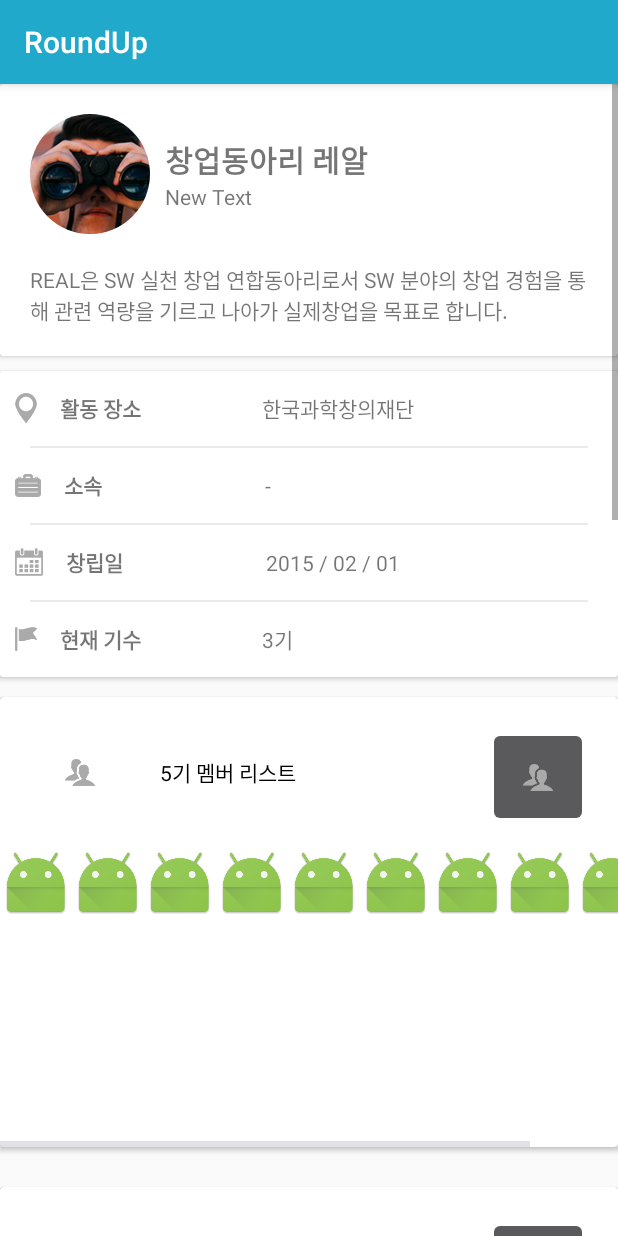
After one commit to round-up/roundup_android, an Android app: the DetailClubActivity screen opened directly, with no data from a screen before it, on a phone screen of 412 x 824 dp. The commit adds this screen. Run offline under Robolectric (Android 15) with nearby library versions, the phone set to English and light mode, and no system bars; our stand-ins replace CircleImageView.

Commit message:
club 자세히보기 ui 작업

```diff
--- a/app/build.gradle
+++ b/app/build.gradle
@@ -27,4 +27,5 @@ dependencies {
     compile 'com.android.support:cardview-v7:23.1.1'
     compile 'com.squareup.picasso:picasso:2.5.2'
     compile 'com.android.support:palette-v7:23.2.1'
+    compile 'de.hdodenhof:circleimageview:2.0.0'
 }
--- a/app/src/main/AndroidManifest.xml
+++ b/app/src/main/AndroidManifest.xml
@@ -41,6 +41,7 @@
             android:theme="@style/AppTheme.NoActionBar">
         </activity>
         <activity android:name=".club.AddPostActivity"/>
+        <activity android:name=".club.DetailClubActivity"/>
     </application>
 
 </manifest>
--- a/app/src/main/java/com/swmaestro/roundup/club/ClubActivity.java
+++ b/app/src/main/java/com/swmaestro/roundup/club/ClubActivity.java
@@ -17,6 +17,7 @@ import android.support.v7.widget.Toolbar;
 import android.util.Log;
 import android.view.MenuItem;
 import android.view.View;
+import android.widget.Button;
 import android.widget.ImageView;
 
 import com.swmaestro.roundup.R;
--- /dev/null
+++ b/app/src/main/java/com/swmaestro/roundup/club/DetailClubActivity.java
@@ -0,0 +1,116 @@
+package com.swmaestro.roundup.club;
+
+import android.graphics.Color;
+import android.graphics.drawable.Drawable;
+import android.os.Bundle;
+import android.provider.ContactsContract;
+import android.support.v7.app.AppCompatActivity;
+import android.support.v7.widget.CardView;
+import android.support.v7.widget.LinearLayoutCompat;
+import android.view.Gravity;
+import android.view.View;
+import android.view.ViewGroup;
+import android.widget.Button;
+import android.widget.FrameLayout;
+import android.widget.HorizontalScrollView;
+import android.widget.ImageButton;
+import android.widget.ImageView;
+import android.widget.LinearLayout;
+import android.widget.TextView;
+
+import com.swmaestro.roundup.R;
+
+/**
+ * Created by lk on 16. 6. 2..
+ */
+public class DetailClubActivity extends AppCompatActivity {
+
+    public void onCreate(Bundle saveInstanced) {
+        super.onCreate(saveInstanced);
+        setContentView(R.layout.activity_detail_club);
+
+        LinearLayout linearLayoutMain = (LinearLayout) findViewById(R.id.ll_main);
+
+        int n = 5;
+        // todo 시작
+        for (int i = n; i > 0; i--) {
+            CardView cardView = new CardView(getApplicationContext());
+            LinearLayout.LayoutParams p =  new LinearLayout.LayoutParams(ViewGroup.LayoutParams.MATCH_PARENT, ViewGroup.LayoutParams.WRAP_CONTENT);
+            p.setMargins(0,20,0,20);
+            cardView.setLayoutParams(p);
+
+            LinearLayout layoutRoot = new LinearLayout(getApplicationContext());
+            layoutRoot.setOrientation(LinearLayout.VERTICAL);
+
+            final HorizontalScrollView scrollView2 = new HorizontalScrollView(getApplicationContext());
+            ImageView imageView = new ImageView(getApplicationContext());
+            imageView.setImageResource(R.drawable.ic_member);
+            imageView.setScaleType(ImageView.ScaleType.CENTER);
+            LinearLayout.LayoutParams layoutParams = new LinearLayout.LayoutParams(100, ViewGroup.LayoutParams.MATCH_PARENT);
+            layoutParams.setMargins(30, 30, 30, 30);
+            imageView.setLayoutParams(layoutParams);
+
+            TextView textView = new TextView(getApplicationContext());
+            textView.setText(i + "기 멤버 리스트");
+            textView.setTextColor(Color.parseColor("#000000"));
+            LinearLayout.LayoutParams params3 = new LinearLayout.LayoutParams(LinearLayout.LayoutParams.WRAP_CONTENT, LinearLayout.LayoutParams.MATCH_PARENT);
+            params3.setMargins(0, 30, 30, 30);
+            textView.setGravity(Gravity.CENTER_VERTICAL);
+            textView.setLayoutParams(params3);
+
+            ImageButton imageView2 = new ImageButton(getApplicationContext());
+            imageView2.setImageResource(R.drawable.ic_member);
+            imageView2.setScaleType(ImageView.ScaleType.CENTER);
+            LinearLayout.LayoutParams layoutParams2 = new LinearLayout.LayoutParams(100, 100);
+            layoutParams2.setMargins(30, 30, 30, 30);
+            imageView2.setOnClickListener(new View.OnClickListener() {
+                @Override
+                public void onClick(View view) {
+                    if (scrollView2.getVisibility() == View.GONE)
+                        scrollView2.setVisibility(View.VISIBLE);
+                    else
+                    scrollView2.setVisibility(View.GONE);
+
+                }
+            });
+            imageView2.setLayoutParams(layoutParams2);
+
+
+            LinearLayout linearLayout2 = new LinearLayout(getApplicationContext());
+            linearLayout2.setLayoutParams(new LinearLayout.LayoutParams(LinearLayout.LayoutParams.MATCH_PARENT, LinearLayout.LayoutParams.MATCH_PARENT));
+            linearLayout2.setOrientation(LinearLayout.HORIZONTAL);
+            linearLayout2.setGravity(Gravity.END);
+            linearLayout2.addView(imageView2);
+
+
+            HorizontalScrollView.LayoutParams params2 = new FrameLayout.LayoutParams(ViewGroup.LayoutParams.MATCH_PARENT, 300);
+            scrollView2.setLayoutParams(params2);
+            LinearLayout ll4 = new LinearLayout(getApplicationContext());
+            ll4.setLayoutParams(params2);
+            ll4.setBackgroundColor(Color.parseColor("#ffffff"));
+            scrollView2.addView(ll4);
+            for (int k = 0; k < 10; k++) {
+                Drawable temp1 = getDrawable(R.mipmap.ic_launcher);
+                ImageView iv = new ImageView(getApplicationContext());
+                iv.setBackground(temp1);
+                ll4.addView(iv);
+            }
+
+            LinearLayout layout = new LinearLayout(getApplicationContext());
+            LinearLayout.LayoutParams params1 = new LinearLayout.LayoutParams(ViewGroup.LayoutParams.MATCH_PARENT, 150);
+            layout.setLayoutParams(params1);
+            layout.setOrientation(LinearLayout.HORIZONTAL);
+            layout.addView(imageView);
+            layout.addView(textView);
+            layout.addView(linearLayout2);
+            layout.setBackgroundColor(Color.parseColor("#ffffff"));
+
+            layoutRoot.addView(layout);
+            layoutRoot.addView(scrollView2);
+            cardView.addView(layoutRoot);
+
+            linearLayoutMain.addView(cardView);
+        }
+
+    }
+}
--- a/app/src/main/java/com/swmaestro/roundup/club/RecyclerViewAdapter.java
+++ b/app/src/main/java/com/swmaestro/roundup/club/RecyclerViewAdapter.java
@@ -2,10 +2,12 @@
 package com.swmaestro.roundup.club;
 
 import android.content.Context;
+import android.content.Intent;
 import android.support.v7.widget.RecyclerView;
 import android.view.LayoutInflater;
 import android.view.View;
 import android.view.ViewGroup;
+import android.widget.Button;
 import android.widget.ImageView;
 import android.widget.TextView;
 
@@ -33,11 +35,18 @@ public class RecyclerViewAdapter extends RecyclerView.Adapter<RecyclerView.ViewH
     }
 
     @Override
-    public RecyclerView.ViewHolder onCreateViewHolder(ViewGroup parent, int viewType) {
+    public RecyclerView.ViewHolder onCreateViewHolder(final ViewGroup parent, int viewType) {
 
         switch (viewType){
             case CLUBINFO:
                 View Clubview = LayoutInflater.from(parent.getContext()).inflate(R.layout.item_club_info, parent, false);
+                Button btn_detail = (Button) Clubview.findViewById(R.id.btn_club_info_detail);
+                btn_detail.setOnClickListener(new View.OnClickListener() {
+                    @Override
+                    public void onClick(View view) {
+                        view.getContext().startActivity(new Intent(parent.getContext(), DetailClubActivity.class));
+                    }
+                });
                 return  new ClubViewHolder(Clubview);
             case CLUBFEED:
                 View Feedview = LayoutInflater.from(parent.getContext()).inflate(R.layout.item_club_feed, parent, false);
--- /dev/null
+++ b/app/src/main/res/layout/activity_detail_club.xml
@@ -0,0 +1,219 @@
+<?xml version="1.0" encoding="utf-8"?>
+<ScrollView xmlns:android="http://schemas.android.com/apk/res/android"
+
+    android:layout_width="match_parent"
+    android:layout_height="match_parent"
+    android:orientation="vertical">
+
+    <LinearLayout
+        android:id="@+id/ll_main"
+        android:layout_width="match_parent"
+        android:layout_height="match_parent"
+        android:orientation="vertical">
+
+
+
+        <android.support.v7.widget.CardView
+            android:layout_width="match_parent"
+            android:layout_height="wrap_content"
+            android:background="#ffffff"
+            android:layout_marginBottom="10dp">
+            <LinearLayout
+                android:layout_width="match_parent"
+                android:layout_height="wrap_content"
+                android:gravity="center"
+                android:orientation="vertical">
+
+                <LinearLayout
+                    android:layout_width="match_parent"
+                    android:layout_height="match_parent"
+                    android:orientation="horizontal">
+
+                    <de.hdodenhof.circleimageview.CircleImageView
+                        xmlns:app="http://schemas.android.com/apk/res-auto"
+                        android:id="@+id/imageView4"
+                        android:layout_width="80dp"
+                        android:layout_height="80dp"
+                        android:layout_marginBottom="20dp"
+                        android:layout_marginLeft="20dp"
+                        android:layout_marginRight="10dp"
+                        android:layout_marginTop="20dp"
+                        android:src="@drawable/img_profile1" />
+
+                    <LinearLayout
+                        android:layout_width="wrap_content"
+                        android:layout_height="match_parent"
+                        android:gravity="center_vertical"
+                        android:orientation="vertical">
+
+                        <TextView
+                            android:id="@+id/textView4"
+                            android:layout_width="wrap_content"
+                            android:layout_height="wrap_content"
+                            android:text="창업동아리 레알"
+                            android:textSize="20sp"
+                            android:textStyle="bold" />
+
+                        <TextView
+                            android:id="@+id/textView5"
+                            android:layout_width="wrap_content"
+                            android:layout_height="wrap_content"
+                            android:text="New Text" />
+                    </LinearLayout>
+                </LinearLayout>
+
+                <TextView
+                    android:id="@+id/textView3"
+                    android:layout_width="wrap_content"
+                    android:layout_height="wrap_content"
+                    android:text="REAL은 SW 실천 창업 연합동아리로서 SW 분야의 창업 경험을 통해 관련 역량을 기르고 나아가 실제창업을 목표로 합니다."
+                    android:layout_marginLeft="20dp"
+                    android:layout_marginRight="20dp"
+                    android:layout_marginBottom="20dp" />
+            </LinearLayout>
+       </android.support.v7.widget.CardView>
+
+        <android.support.v7.widget.CardView
+            android:layout_width="match_parent"
+            android:layout_height="wrap_content"
+            android:background="#ffffff">
+        <LinearLayout
+            android:layout_width="match_parent"
+            android:layout_height="wrap_content"
+            android:orientation="vertical">
+
+            <LinearLayout
+                android:layout_width="match_parent"
+                android:layout_height="50dp"
+                android:orientation="horizontal"
+                android:gravity="center_vertical">
+
+                <ImageView
+                    android:layout_width="wrap_content"
+                    android:layout_height="wrap_content"
+                    android:id="@+id/imageView5"
+                    android:src="@drawable/ic_bigspot"
+                    android:layout_marginLeft="10dp"
+                    android:layout_marginRight="15dp" />
+
+                <TextView
+                    android:layout_width="0dp"
+                    android:layout_weight="4"
+                    android:layout_height="wrap_content"
+                    android:text="활동 장소"
+                    android:textStyle="bold" />
+
+                <TextView
+                    android:layout_width="0dp"
+                    android:layout_weight="7"
+                    android:layout_height="wrap_content"
+                    android:text="한국과학창의재단" />
+
+            </LinearLayout>
+            <View
+                android:layout_width="match_parent"
+                android:layout_marginLeft="20dp"
+                android:layout_marginRight="20dp"
+                android:layout_height="1dp"
+                android:background="#EAEAEA" />
+            <LinearLayout
+                android:layout_width="match_parent"
+                android:layout_height="50dp"
+                android:orientation="horizontal"
+                android:gravity="center_vertical">
+
+                <ImageView
+                    android:layout_width="wrap_content"
+                    android:layout_height="wrap_content"
+                    android:id="@+id/imageView6"
+                    android:src="@drawable/ic_briefcase"
+                    android:layout_marginLeft="10dp"
+                    android:layout_marginRight="15dp" />
+
+                <TextView
+                    android:layout_width="0dp"
+                    android:layout_weight="4"
+                    android:layout_height="wrap_content"
+                    android:text="소속"
+                    android:textStyle="bold" />
+
+                <TextView
+                    android:layout_width="0dp"
+                    android:layout_weight="7"
+                    android:layout_height="wrap_content"
+                    android:text="-" />
+
+            </LinearLayout>
+            <View
+                android:layout_width="match_parent"
+                android:layout_marginLeft="20dp"
+                android:layout_marginRight="20dp"
+                android:layout_height="1dp"
+                android:background="#EAEAEA" />
+            <LinearLayout
+                android:layout_width="match_parent"
+                android:layout_height="50dp"
+                android:orientation="horizontal"
+                android:gravity="center_vertical">
+
+                <ImageView
+                    android:layout_width="wrap_content"
+                    android:layout_height="wrap_content"
+                    android:id="@+id/imageView7"
+                    android:src="@drawable/ic_calendar"
+                    android:layout_marginLeft="10dp"
+                    android:layout_marginRight="15dp" />
+
+                <TextView
+                    android:layout_width="0dp"
+                    android:layout_weight="4"
+                    android:layout_height="wrap_content"
+                    android:text="창립일"
+                    android:textStyle="bold" />
+
+                <TextView
+                    android:layout_width="0dp"
+                    android:layout_weight="7"
+                    android:layout_height="wrap_content"
+                    android:text="2015 / 02 / 01" />
+
+            </LinearLayout>
+            <View
+                android:layout_width="match_parent"
+                android:layout_marginLeft="20dp"
+                android:layout_marginRight="20dp"
+                android:layout_height="1dp"
+                android:background="#EAEAEA" />
+            <LinearLayout
+                android:layout_width="match_parent"
+                android:layout_height="50dp"
+                android:orientation="horizontal"
+                android:gravity="center_vertical">
+
+                <ImageView
+                    android:layout_width="wrap_content"
+                    android:layout_height="wrap_content"
+                    android:id="@+id/imageView8"
+                    android:src="@drawable/ic_flag"
+                    android:layout_marginLeft="10dp"
+                    android:layout_marginRight="15dp" />
+
+                <TextView
+                    android:layout_width="0dp"
+                    android:layout_weight="4"
+                    android:layout_height="wrap_content"
+                    android:text="현재 기수"
+                    android:textStyle="bold" />
+
+                <TextView
+                    android:layout_width="0dp"
+                    android:layout_weight="7"
+                    android:layout_height="wrap_content"
+                    android:text="3기" />
+
+            </LinearLayout>
+        </LinearLayout>
+        </android.support.v7.widget.CardView>
+
+    </LinearLayout>
+</ScrollView>
--- a/app/src/main/res/layout/app_bar_club_home.xml
+++ b/app/src/main/res/layout/app_bar_club_home.xml
@@ -5,7 +5,7 @@
     android:layout_width="match_parent"
     android:layout_height="match_parent"
     android:fitsSystemWindows="true"
-    tools:context=".com.swmaestro.roundup.club.ClubActivity">
+    tools:context="com.swmaestro.roundup.club.ClubActivity">
 
     <android.support.design.widget.AppBarLayout
         android:layout_width="match_parent"
--- a/app/src/main/res/layout/content_club_home.xml
+++ b/app/src/main/res/layout/content_club_home.xml
@@ -11,7 +11,7 @@
     android:paddingRight="@dimen/activity_horizontal_margin"
     android:paddingTop="@dimen/activity_vertical_margin"
     app:layout_behavior="@string/appbar_scrolling_view_behavior"
-    tools:context=".com.swmaestro.roundup.club.ClubActivity"
+    tools:context="com.swmaestro.roundup.club.ClubActivity"
     tools:showIn="@layout/app_bar_club_home">
 
     <android.support.v7.widget.RecyclerView
--- a/app/src/main/res/layout/item_club_info.xml
+++ b/app/src/main/res/layout/item_club_info.xml
@@ -6,7 +6,7 @@
     android:orientation="vertical">
 
     <Button
-        android:id="@+id/button"
+        android:id="@+id/btn_club_info_detail"
         android:layout_width="match_parent"
         android:layout_height="wrap_content"
         android:layout_gravity="center_horizontal"
--- a/app/src/main/res/values/colors.xml
+++ b/app/src/main/res/values/colors.xml
@@ -1,7 +1,7 @@
 <?xml version="1.0" encoding="utf-8"?>
 <resources>
-    <color name="colorPrimary">#3F51B5</color>
-    <color name="colorPrimaryDark">#303F9F</color>
+    <color name="colorPrimary">#21A9CC</color>
+    <color name="colorPrimaryDark">#209EC5</color>
     <color name="colorAccent">#FF4081</color>
     <color name="grayLine">#999999</color>
     <color name="colorWhite">#ffffff</color>
```
Also changed, not shown: app/src/main/res/drawable-hdpi/ic_bigspot.png (added), app/src/main/res/drawable-hdpi/ic_briefcase.png (added), app/src/main/res/drawable-hdpi/ic_calendar.png (added), app/src/main/res/drawable-hdpi/ic_flag.png (added), app/src/main/res/drawable-hdpi/ic_member.png (added), app/src/main/res/drawable-hdpi/img_profile1.png (added), app/src/main/res/drawable-mdpi/ic_member.png (added), app/src/main/res/drawable-xhdpi/ic_member.png (added), app/src/main/res/drawable-xxhdpi/ic_member.png (added).
